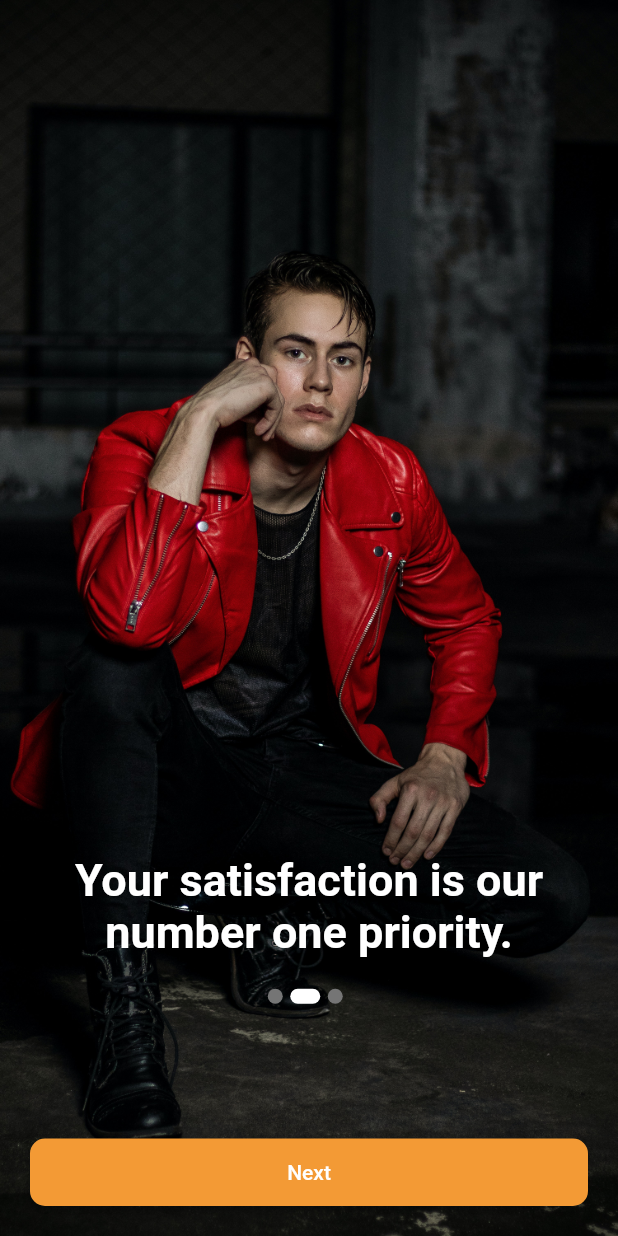
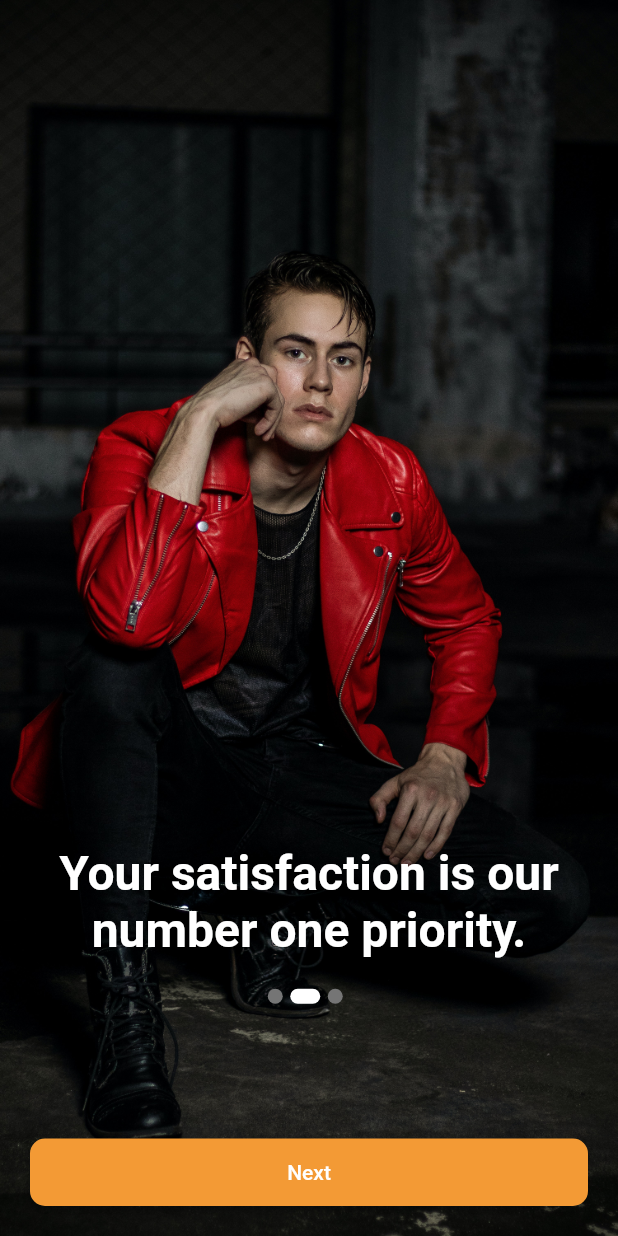
Before and after one commit to Justbuy8/JustBuy8-Mobile-App, a Flutter app: the screen it shows after launch, after a tap on "Next", on a phone screen of 412 x 824 dp. Run offline on Flutter 3.47's test engine with Material 2 defaults, Android fonts, the phone set to English and light mode, and no system bars; our stand-ins replace country_code_picker, flutter_screenutil, nb_utils, pinput.

Commit message:
update the code structure

```diff
--- a/lib/constants/app_images.dart
+++ b/lib/constants/app_images.dart
@@ -1,3 +1,7 @@
+//Onboarding Pages
 
-//Onboarding Pages
-String Onboarding1 = "assets/images/onboarding1.jpg";
+class ImageAssets {
+  static const String onboarding1 = "assets/images/onboarding1.jpg";
+  static const String onboarding2 = "assets/images/onboarding2.jpg";
+  static const String onboarding3 = "assets/images/onboarding3.jpg";
+}
--- a/lib/main.dart
+++ b/lib/main.dart
@@ -1,21 +1,33 @@
 // ignore_for_file: use_key_in_widget_constructors
 
 import 'package:flutter/material.dart';
+import 'package:flutter_screenutil/flutter_screenutil.dart';
 import 'package:justbuyeight/screens/onboarding_screen.dart';
 
 void main() {
   runApp(const MyApp());
 }
 
-class MyApp extends StatelessWidget {
+class MyApp extends StatefulWidget {
   const MyApp({key});
 
   @override
+  State<MyApp> createState() => _MyAppState();
+}
+
+class _MyAppState extends State<MyApp> {
+  @override
   Widget build(BuildContext context) {
-    return const MaterialApp(
-      debugShowCheckedModeBanner: false,
-      title: 'JustBuy8',
-      home: OnboardingScreen(),
-    );
+    var width = MediaQuery.of(context).size.width;
+    var height = MediaQuery.of(context).size.height;
+    return ScreenUtilInit(
+        designSize: Size(width, height),
+        builder: (context, child) {
+          return const MaterialApp(
+            debugShowCheckedModeBanner: false,
+            title: 'JustBuy8',
+            home: OnboardingScreen(),
+          );
+        });
   }
 }
--- a/lib/screens/onboarding_screen.dart
+++ b/lib/screens/onboarding_screen.dart
@@ -1,5 +1,6 @@
 import 'package:flutter/material.dart';
-import 'package:justbuyeight/constants/app_fonts.dart';
+import 'package:flutter_screenutil/flutter_screenutil.dart';
+import 'package:justbuyeight/constants/app_texts.dart';
 import 'package:justbuyeight/models/onboarding_model.dart';
 import 'package:justbuyeight/widgets/components/buttons/primary_button.dart';
 
@@ -27,23 +28,20 @@ class _OnboardingScreenState extends State<OnboardingScreen> {
     return AnimatedContainer(
       duration: const Duration(milliseconds: 200),
       decoration: BoxDecoration(
-        borderRadius: const BorderRadius.all(
-          Radius.circular(50),
+        borderRadius: BorderRadius.all(
+          Radius.circular(50.r),
         ),
         color: _currentPage == index ? Colors.white : Colors.grey.shade600,
       ),
-      margin: const EdgeInsets.only(right: 5),
+      margin: EdgeInsets.only(right: 5.w),
       height: 10,
       curve: Curves.easeIn,
-      width: _currentPage == index ? 20 : 10,
+      width: _currentPage == index ? 20.sp : 10.sp,
     );
   }
 
   @override
   Widget build(BuildContext context) {
-    SizeConfig().init(context);
-    double width = SizeConfig.screenW!;
-
     return Stack(
       children: [
         Image.asset(
@@ -67,21 +65,14 @@ class _OnboardingScreenState extends State<OnboardingScreen> {
                     itemCount: contents.length,
                     itemBuilder: (context, i) {
                       return Padding(
-                        padding: const EdgeInsets.all(20.0),
+                        padding: EdgeInsets.all(20.0.w),
                         child: Column(
                           crossAxisAlignment: CrossAxisAlignment.end,
                           mainAxisAlignment: MainAxisAlignment.end,
                           children: [
-                            Text(
-                              contents[i].title,
-                              textAlign: TextAlign.center,
-                              style: TextStyle(
-                                fontFamily: AppFonts.robotoBold,
-                                color: Colors.white,
-                                fontWeight: FontWeight.w600,
-                                fontSize: (width <= 550) ? 30 : 35,
-                              ),
-                            ),
+                            Text(contents[i].title,
+                                textAlign: TextAlign.center,
+                                style: AppText.onboardingTitleTextStyle),
                           ],
                         ),
                       );
@@ -104,16 +95,16 @@ class _OnboardingScreenState extends State<OnboardingScreen> {
                       ),
                       _currentPage + 1 == contents.length
                           ? Padding(
-                              padding: const EdgeInsets.all(20),
+                              padding: EdgeInsets.all(20.w),
                               child: PrimaryButtonWidget(
-                                  width: width,
+                                  width: MediaQuery.of(context).size.width,
                                   caption: 'Getting Started',
                                   onPressed: () {}),
                             )
                           : Padding(
-                              padding: const EdgeInsets.all(20),
+                              padding: EdgeInsets.all(20.w),
                               child: PrimaryButtonWidget(
-                                  width: width,
+                                  width: MediaQuery.of(context).size.width,
                                   caption: 'Next',
                                   onPressed: () {
                                     _controller.nextPage(
@@ -134,19 +125,3 @@ class _OnboardingScreenState extends State<OnboardingScreen> {
     );
   }
 }
-
-class SizeConfig {
-  static MediaQueryData? _mediaQueryData;
-  static double? screenW;
-  static double? screenH;
-  static double? blockH;
-  static double? blockV;
-
-  void init(BuildContext context) {
-    _mediaQueryData = MediaQuery.of(context);
-    screenW = _mediaQueryData!.size.width;
-    screenH = _mediaQueryData!.size.height;
-    blockH = screenW! / 100;
-    blockV = screenH! / 100;
-  }
-}
--- a/pubspec.yaml
+++ b/pubspec.yaml
@@ -41,6 +41,7 @@ dependencies:
   nb_utils: ^5.0.8
   pinput: ^2.2.31
   introduction_screen: ^3.1.8
+  flutter_screenutil: ^5.7.0
 
 dev_dependencies:
   flutter_test:
```
Also changed, not shown: pubspec.lock.
